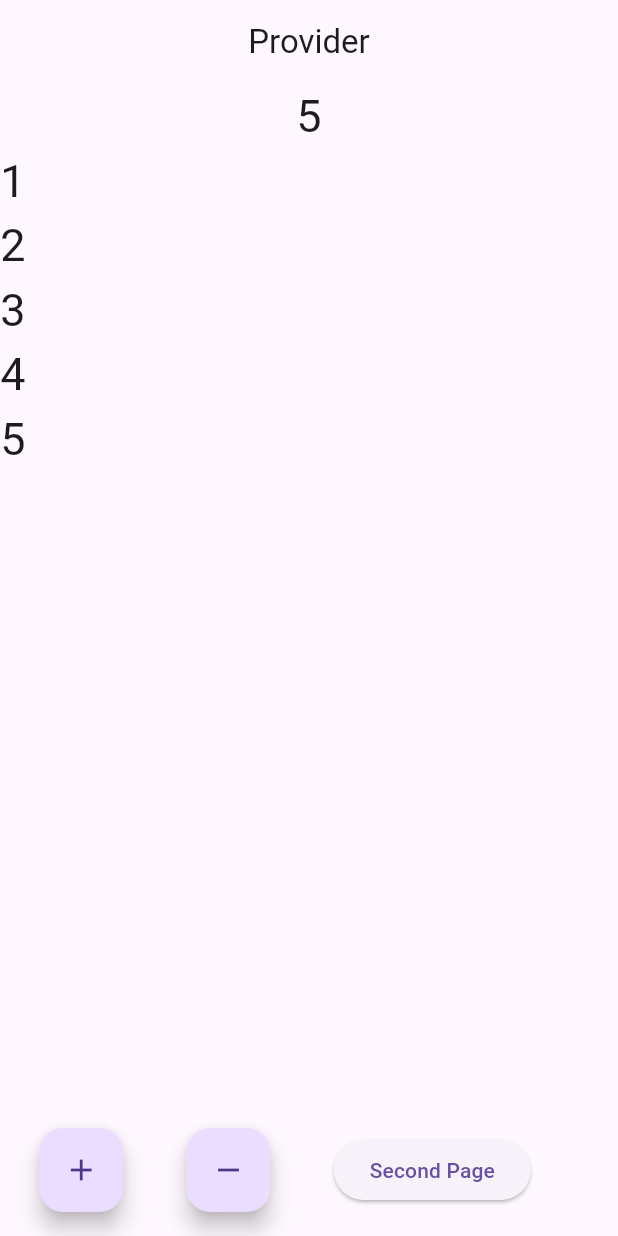
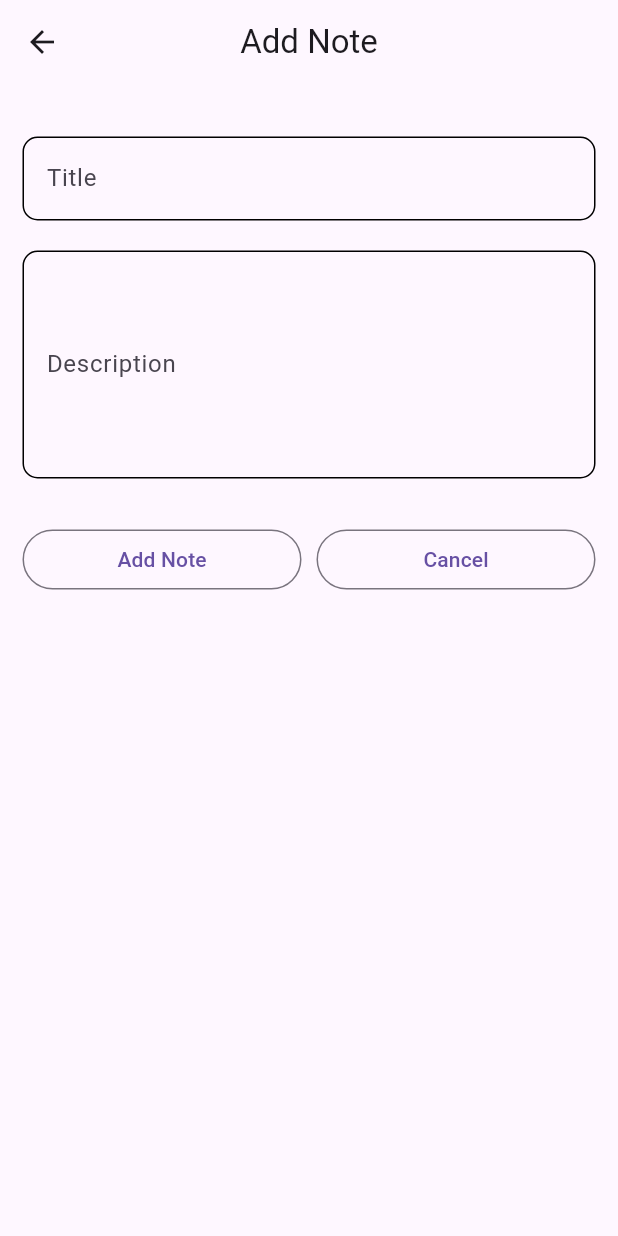
Before and after one commit to Devansh176/Database-StateManagement_Flutter, a Flutter app: the screen it shows after launch, after a tap on the "add" icon, on a phone screen of 412 x 824 dp. Run offline on Flutter 3.47's test engine with Material 3 defaults, Android fonts, the phone set to English and light mode, and no system bars; our stand-ins replace sqflite; accounts and stored records are empty.

Commit message:
Saved data locally using sqflite & Provider

```diff
--- /dev/null
+++ b/lib/data/local/dbProvider.dart
@@ -0,0 +1,50 @@
+import 'package:flutter/widgets.dart';
+import 'package:practice2/data/local/db_connection.dart';
+
+class DBProvider extends ChangeNotifier {
+  final DBConnection dbConnection;
+
+  DBProvider({required this.dbConnection});
+
+  List<Map<String, dynamic>> _data = [];
+
+  List<Map<String, dynamic>> get getNotes => _data;
+
+  Future<void> addNote(String title, String desc) async {
+    bool check = await dbConnection.addNote(
+      title: title,
+      desc: desc,
+    );
+    if (check) {
+      _data = await dbConnection.getAllNotes();
+      notifyListeners();
+    }
+  }
+
+  Future<void> updateNote(String title, String desc, int sno) async {
+    bool check = await dbConnection.updateNote(
+      title: title,
+      desc: desc,
+      sno: sno,
+    );
+    if (check) {
+      _data = await dbConnection.getAllNotes();
+      notifyListeners();
+    }
+  }
+
+  Future<void> deleteNote(int sno) async {
+    bool check = await dbConnection.deleteNote(sno: sno);
+    if (check) {
+      _data = await dbConnection.getAllNotes();
+      notifyListeners();
+    }
+  }
+
+
+  Future<void> getInitialNotes() async {
+    _data = await dbConnection.getAllNotes();
+    print("Fetched notes: $_data"); // Debugging line
+    notifyListeners();
+  }
+}
--- a/lib/data/local/db_connection.dart
+++ b/lib/data/local/db_connection.dart
@@ -47,11 +47,11 @@ class DBConnection {
   }
 
   //insertion
-  Future<bool> addNote({required String mTitle, required String mDesc}) async {
+  Future<bool> addNote({required String title, required String desc}) async {
     var db = await getDB();
     int rowsEffected = await db.insert(TABLE_NOTE, {
-      COLUMN_NOTE_TITLE : mTitle,
-      COLUMN_NOTE_DESC : mDesc
+      COLUMN_NOTE_TITLE : title,
+      COLUMN_NOTE_DESC : desc
     });
 
     return rowsEffected>0;
@@ -68,7 +68,6 @@ class DBConnection {
   //Update data
   Future<bool> updateNote({required String title, required String desc, required int sno}) async {
     var db = await getDB();
-
     int rowsAffected = await db.update(TABLE_NOTE, {
       COLUMN_NOTE_TITLE : title,
       COLUMN_NOTE_DESC : desc,
@@ -82,7 +81,7 @@ class DBConnection {
   Future<bool> deleteNote({required int sno}) async {
     var db = await getDB();
 
-    int rowsEffected = await db.delete(TABLE_NOTE, where: "$COLUMN_NOTE_SN0 = ?", whereArgs: ['$sno']);
+    int rowsEffected = await db.delete(TABLE_NOTE, where: "$COLUMN_NOTE_SN0 = ?", whereArgs: [sno]);
     return rowsEffected > 0;
   }
 }
--- /dev/null
+++ b/lib/data/taskAdding.dart
@@ -0,0 +1,127 @@
+import 'package:flutter/material.dart';
+import 'package:practice2/data/local/dbProvider.dart';
+import 'package:provider/provider.dart';
+
+class TaskAdding extends StatefulWidget {
+  final bool isEditing;
+  final int? sno;
+  final String? initialTitle;
+  final String? initialDescription;
+
+  const TaskAdding({
+    super.key,
+    this.isEditing = false,
+    this.sno,
+    this.initialTitle,
+    this.initialDescription,
+  });
+
+  @override
+  State<TaskAdding> createState() => _TaskAddingState();
+}
+
+class _TaskAddingState extends State<TaskAdding> {
+  final TextEditingController titleController = TextEditingController();
+  final TextEditingController descriptionController = TextEditingController();
+
+  @override
+  void initState() {
+    super.initState();
+    if (widget.isEditing) {
+      titleController.text = widget.initialTitle ?? '';
+      descriptionController.text = widget.initialDescription ?? '';
+    }
+  }
+
+  @override
+  Widget build(BuildContext context) {
+    return Scaffold(
+      appBar: AppBar(
+        centerTitle: true,
+        title: Text(widget.isEditing ? 'Edit Note' : 'Add Note'),
+      ),
+      body: SingleChildScrollView(
+        child: Padding(
+          padding: const EdgeInsets.all(15.0),
+          child: Column(
+            mainAxisSize: MainAxisSize.min,
+            children: [
+              const SizedBox(height: 20),
+              TextFormField(
+                controller: titleController,
+                decoration: InputDecoration(
+                  hintText: "Enter title here",
+                  label: const Text('Title'),
+                  focusedBorder: OutlineInputBorder(
+                    borderRadius: BorderRadius.circular(10),
+                  ),
+                  enabledBorder: OutlineInputBorder(
+                    borderRadius: BorderRadius.circular(10),
+                  ),
+                ),
+              ),
+              const SizedBox(height: 20),
+              TextFormField(
+                maxLines: 5,
+                controller: descriptionController,
+                decoration: InputDecoration(
+                  hintText: "Enter Description here",
+                  label: const Text('Description'),
+                  focusedBorder: OutlineInputBorder(
+                    borderRadius: BorderRadius.circular(10),
+                  ),
+                  enabledBorder: OutlineInputBorder(
+                    borderRadius: BorderRadius.circular(10),
+                  ),
+                ),
+              ),
+              const SizedBox(height: 30),
+              Row(
+                mainAxisAlignment: MainAxisAlignment.center,
+                children: [
+                  Expanded(
+                    child: OutlinedButton(
+                      onPressed: () async {
+                        var title = titleController.text;
+                        var desc = descriptionController.text;
+
+                        if (title.isNotEmpty && desc.isNotEmpty) {
+                          if (widget.isEditing) {
+                            context
+                                .read<DBProvider>()
+                                .updateNote(title, desc, widget.sno!);
+                          } else {
+                            context.read<DBProvider>().addNote(title, desc);
+                          }
+                          Navigator.pop(context);
+                        } else {
+                          ScaffoldMessenger.of(context).showSnackBar(
+                            const SnackBar(
+                              content: Text('Please fill all the details.'),
+                            ),
+                          );
+                        }
+                      },
+                      child: Text(
+                        widget.isEditing ? 'Edit Note' : 'Add Note',
+                      ),
+                    ),
+                  ),
+                  const SizedBox(width: 10),
+                  Expanded(
+                    child: OutlinedButton(
+                      onPressed: () {
+                        Navigator.pop(context);
+                      },
+                      child: const Text('Cancel'),
+                    ),
+                  ),
+                ],
+              ),
+            ],
+          ),
+        ),
+      ),
+    );
+  }
+}
--- a/lib/main.dart
+++ b/lib/main.dart
@@ -1,6 +1,10 @@
 import 'package:flutter/material.dart';
 import 'package:practice2/data/Home2.dart';
+import 'package:practice2/data/local/dbProvider.dart';
+import 'package:practice2/data/local/db_connection.dart';
 import 'package:practice2/provider/Home.dart';
+import 'package:practice2/provider/list_details.dart';
+import 'package:practice2/provider/list_map_provider.dart';
 import 'package:practice2/provider/list_provider.dart';
 import 'package:provider/provider.dart';
 
@@ -22,12 +26,19 @@ class _MyAppState extends State<MyApp> {
     return MultiProvider(
       providers: [
         ChangeNotifierProvider(
+          create: (context) => ListMapProvider(),
+        ),
+        ChangeNotifierProvider(
           create: (context) => NumberListProvider(),
+        ),
+        ChangeNotifierProvider(
+          create: (context) => DBProvider(dbConnection: DBConnection.getInstance,
+          ),
         ),
       ],
       child: MaterialApp(
         debugShowCheckedModeBanner: false,
-        home: Home(),
+        home: Home2(),
       ),
     );
   }
--- a/lib/provider/list_map_provider.dart
+++ b/lib/provider/list_map_provider.dart
@@ -1,12 +1,22 @@
-// import 'package:flutter/cupertino.dart';
-//
-// class ListMapProvider extends ChangeNotifier{
-//   List<Map<String, dynamic>> _mdata = [];
-//
-//   void addData(Map<String, dynamic> data) {
-//     _mdata.add(data);
-//     notifyListeners();
-//   }
-//
-//   List<Map<String, dynamic>> getData() async => _mdata;
-// }
+import 'package:flutter/cupertino.dart';
+
+class ListMapProvider extends ChangeNotifier{
+  List<Map<String, dynamic>> _mdata = [];
+
+  void addData(Map<String, dynamic> data) {
+    _mdata.add(data);
+    notifyListeners();
+  }
+
+  void updateData(Map<String, dynamic> updatedData, int index) {
+    _mdata[index] = updatedData;
+    notifyListeners();
+  }
+
+  void deleteData(int index) {
+    _mdata.removeAt(index);
+    notifyListeners();
+  }
+
+  List<Map<String, dynamic>> getData() => _mdata;
+}
```
Also changed, not shown: lib/data/Home2.dart (+50 -176 lines), lib/provider/add_Data.dart (added, +28 -0 lines), lib/provider/list_details.dart (added, +66 -0 lines).
